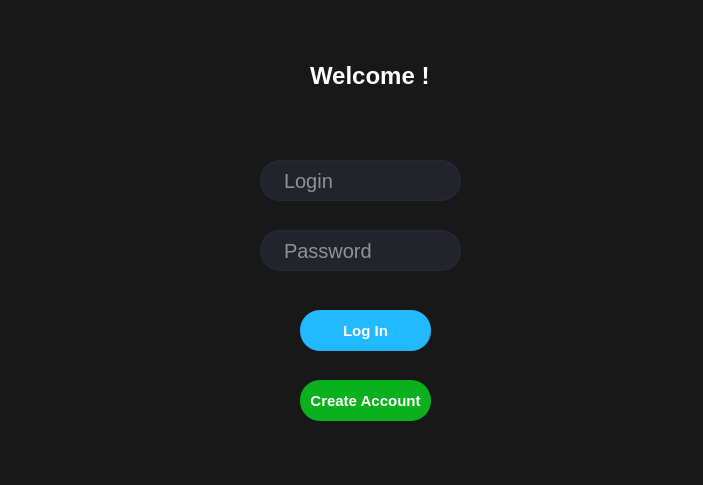
The window that forms/connexionpage.ui (BethencourtFlorian/Platlog_c) describes before a commit, drawn with Qt 5.
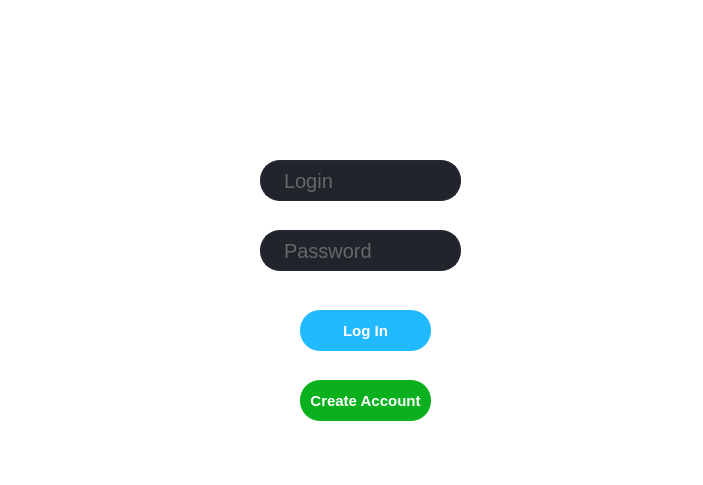
The same window after the commit.

Commit message: mise à jour interfaces

```diff
--- a/forms/connexionpage.ui
+++ b/forms/connexionpage.ui
@@ -15,7 +15,7 @@
   </property>
   <property name="styleSheet">
    <string notr="true">font: 8pt &quot;Segoe UI&quot;;
-background-color: rgb(24, 24, 24);</string>
+background-color: rgb(255,255,255);</string>
   </property>
   <widget class="QPushButton" name="button_connection">
    <property name="geometry">
@@ -57,7 +57,7 @@
     <string notr="true">QLineEdit {
 	border: 2px solid rgb(37,39,48);	
 	border-radius: 20px;
-	color: #FFF;
+	color: #AAA;
 	padding-left: 20px;
 	padding-right:20px;
 	background-color: rgb(34,36,44);
@@ -89,7 +89,7 @@
     <string notr="true">QLineEdit {
 	border: 2px solid rgb(37,39,48);	
 	border-radius: 20px;
-	color: #FFF;
+	color: #AAA;
 	padding-left: 20px;
 	padding-right:20px;
 	background-color: rgb(34,36,44);
```
Left out of the diff: 6 changed lines with no effect on the pictures. The commit also changes 5 other files.
